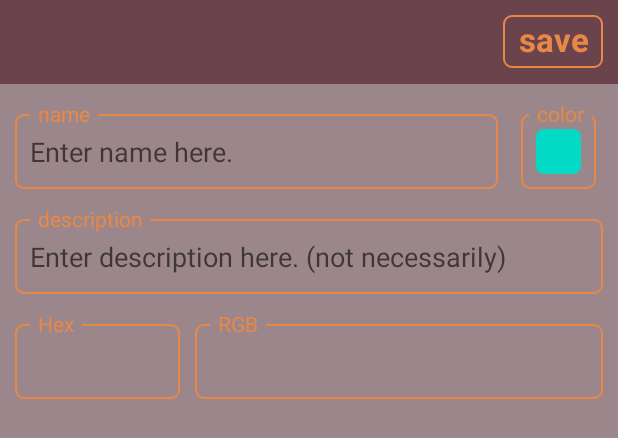
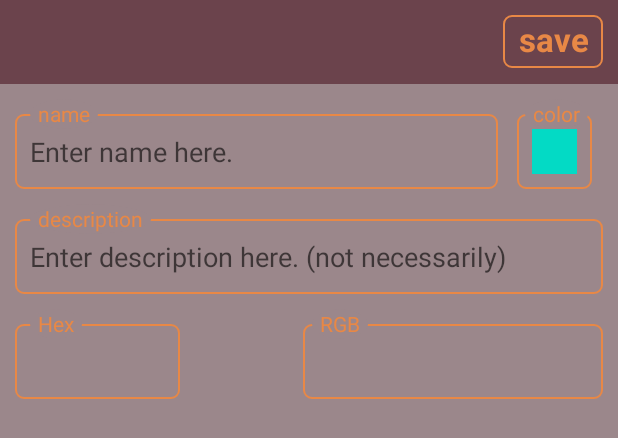
Before and after one commit to L10n42/ColorHunter, an Android app: the layout activity_add_new_color.xml on its own in the app's theme, with its tools: preview values and no code run, on a phone screen of 412 x 824 dp. Shown: the top 438 px of the screen. Run offline under Robolectric (Android 15) with nearby library versions, the phone set to English and light mode, and no system bars.

Commit message:
version 1.0

```diff
--- a/app/src/main/java/com/example/colorhunter/main/activitys/AddNewColorActivity.java
+++ b/app/src/main/java/com/example/colorhunter/main/activitys/AddNewColorActivity.java
@@ -5,9 +5,12 @@ import androidx.appcompat.widget.Toolbar;
 
 import android.content.Intent;
 import android.database.sqlite.SQLiteDatabase;
+import android.graphics.Color;
 import android.os.Bundle;
+import android.util.Log;
 import android.view.View;
 import android.widget.EditText;
+import android.widget.ImageView;
 import android.widget.TextView;
 
 import com.example.colorhunter.R;
@@ -18,6 +21,7 @@ public class AddNewColorActivity extends AppCompatActivity {
     private Toolbar toolbar;
     private TextView saveBtn, hexTextView, rgbTextView;
     private EditText enterName, enterDescription;
+    private View colorView;
 
     private String hex;
     private int rC, gC, bC;
@@ -62,6 +66,7 @@ public class AddNewColorActivity extends AppCompatActivity {
     private void setData() {
         hexTextView.setText("Hex: " + hex);
         rgbTextView.setText("R: " + rC + "    " + "G: " + gC + "    " + "B: " + bC);
+        colorView.setBackgroundColor(Color.parseColor(hex));
     }
 
     private void getExtras() {
@@ -80,6 +85,7 @@ public class AddNewColorActivity extends AppCompatActivity {
         enterName = findViewById(R.id.enter_name);
         hexTextView = findViewById(R.id.textView_hex);
         rgbTextView = findViewById(R.id.textView_RGB);
+        colorView = findViewById(R.id.color);
     }
 
     private void setToolbar() {
--- a/app/src/main/res/layout/activity_add_new_color.xml
+++ b/app/src/main/res/layout/activity_add_new_color.xml
@@ -64,21 +64,25 @@
         app:layout_constraintTop_toTopOf="@+id/enter_name"
         app:layout_constraintStart_toStartOf="@id/enter_name" />
 
-    <ImageView
-        android:id="@+id/color"
+    <FrameLayout
+        android:id="@+id/frame"
         android:layout_width="50sp"
         android:layout_height="50sp"
         android:layout_marginTop="20sp"
         android:layout_marginEnd="5sp"
-        android:layout_marginStart="5sp"
-        android:src="@drawable/form_color_preview"
-        android:background="@drawable/form_button_rectangle_stroke"
-        android:paddingHorizontal="10sp"
-        android:paddingVertical="10sp"
-        app:tint="@color/teal_200"
         app:layout_constraintEnd_toEndOf="parent"
         app:layout_constraintStart_toEndOf="@id/enter_name"
-        app:layout_constraintTop_toBottomOf="@id/add_new_activity_toolBar" />
+        app:layout_constraintTop_toBottomOf="@id/add_new_activity_toolBar"
+        android:background="@drawable/form_button_rectangle_stroke">
+
+        <View
+            android:id="@+id/color"
+            android:layout_width="30sp"
+            android:layout_height="30sp"
+            android:layout_gravity="center"
+            android:background="@color/teal_200"/>
+
+    </FrameLayout>
 
     <TextView
         android:layout_width="wrap_content"
@@ -90,8 +94,8 @@
         android:text="@string/tag_color"
         android:textColor="@color/light_orange"
         android:paddingHorizontal="5sp"
-        app:layout_constraintTop_toTopOf="@+id/color"
-        app:layout_constraintStart_toStartOf="@id/color" />
+        app:layout_constraintTop_toTopOf="@+id/frame"
+        app:layout_constraintStart_toStartOf="@id/frame" />
 
     <EditText
         android:id="@+id/enter_description"
@@ -159,8 +163,9 @@
 
     <TextView
         android:id="@+id/textView_RGB"
-        android:layout_width="match_parent"
+        android:layout_width="wrap_content"
         android:layout_height="wrap_content"
+        android:minWidth="200sp"
         android:layout_marginStart="130sp"
         android:layout_marginTop="20sp"
         android:layout_marginEnd="10sp"
@@ -173,13 +178,12 @@
         android:textColor="@color/text_color_1"
         android:textSize="18sp"
         app:layout_constraintEnd_toEndOf="parent"
-        app:layout_constraintStart_toEndOf="@id/textView_hex"
         app:layout_constraintTop_toBottomOf="@id/enter_description" />
 
     <TextView
         android:layout_width="wrap_content"
         android:layout_height="20sp"
-        android:layout_marginStart="-50sp"
+        android:layout_marginStart="6sp"
         android:layout_marginTop="-10sp"
         android:background="@drawable/form_round_button"
         android:backgroundTint="@color/main_background"
```
